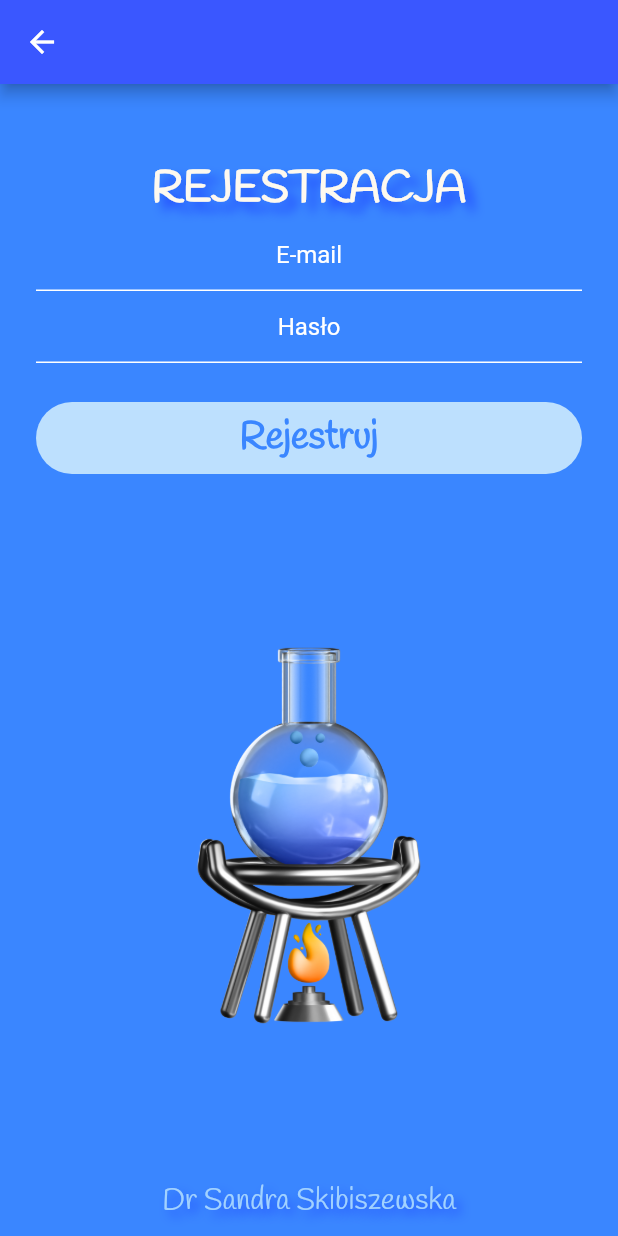
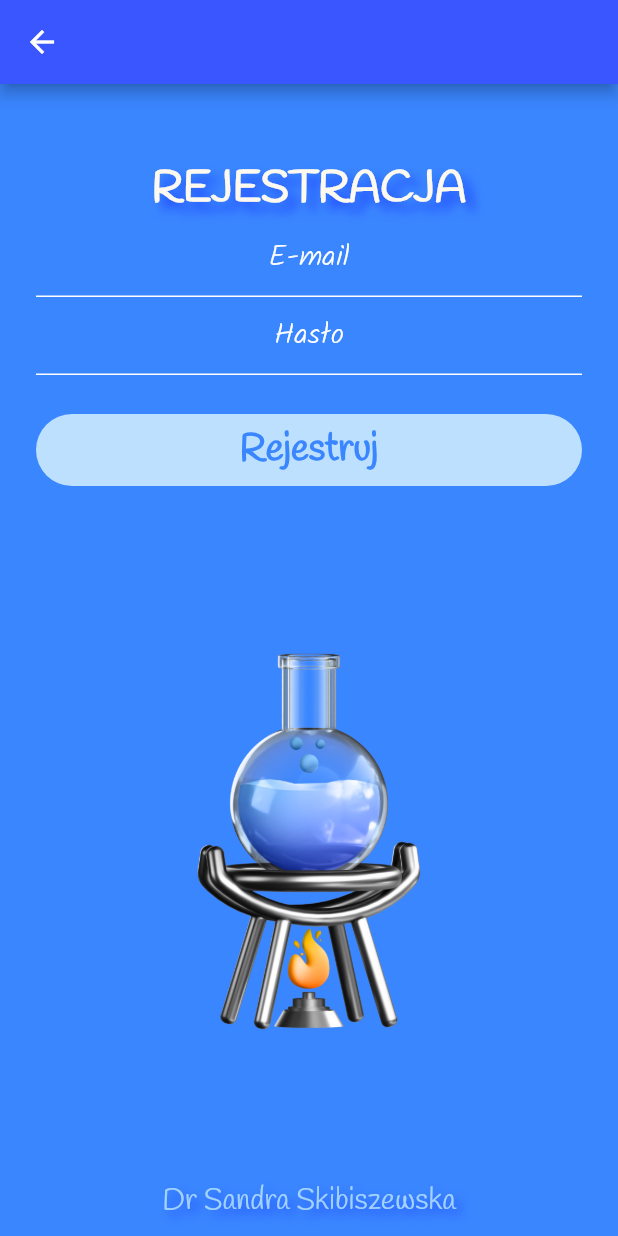
Before and after one commit to Sandra-chemist/SAEP-ReakcjeOrganiczne, a Flutter app: the RegistrationScreen screen opened by its route, on a phone screen of 412 x 824 dp. Run offline on Flutter 3.47's test engine with Material 2 defaults, Android fonts, the phone set to English and light mode, and no system bars; our stand-ins replace firebase_auth, firebase_core, rflutter_alert; accounts and stored records are empty.

Commit message:
refactoring and cleaning registration screen code

```diff
--- a/lib/screens/registration_screen.dart
+++ b/lib/screens/registration_screen.dart
@@ -1,5 +1,6 @@
 import 'package:flutter/material.dart';
 import 'package:firebase_auth/firebase_auth.dart';
+import 'package:saep_reakcje_organiczne/methods.dart';
 import 'package:saep_reakcje_organiczne/screens/home_screen.dart';
 import 'package:saep_reakcje_organiczne/components/blue_app_bar.dart';
 import 'package:saep_reakcje_organiczne/constants.dart';
@@ -29,11 +30,9 @@ class _RegistrationScreenState extends State<RegistrationScreen> {
           crossAxisAlignment: CrossAxisAlignment.stretch,
           children: [
             Column(
-              children: const [
-                SizedBox(
-                  height: 50.0,
-                ),
-                Text(
+              children: [
+                addSizeBox(50),
+                const Text(
                   'REJESTRACJA',
                   textAlign: TextAlign.justify,
                   style: kTitleStyle,
@@ -41,42 +40,28 @@ class _RegistrationScreenState extends State<RegistrationScreen> {
               ],
             ),
             TextField(
-              style: const TextStyle(color: Colors.white),
+              style: kHintTextStyle,
               textAlign: TextAlign.center,
-              decoration: const InputDecoration(
-                hintText: 'E-mail',
-                hintStyle: TextStyle(color: Colors.white),
-                contentPadding:
-                    EdgeInsets.symmetric(vertical: 10.0, horizontal: 20.0),
-                enabledBorder: kUnderlineInputBorder,
-              ),
+              decoration: addInputDecoration('E-mail'),
               onChanged: (value) {
                 password = value;
               },
             ),
             TextField(
-              style: const TextStyle(color: Colors.white),
+              style: kHintTextStyle,
               textAlign: TextAlign.center,
               obscureText: true,
-              decoration: const InputDecoration(
-                hintText: 'Hasło',
-                hintStyle: TextStyle(color: Colors.white),
-                contentPadding:
-                    EdgeInsets.symmetric(vertical: 10.0, horizontal: 20.0),
-                enabledBorder: kUnderlineInputBorder,
-              ),
+              decoration: addInputDecoration('Hasło'),
               onChanged: (value) {
                 password = value;
               },
             ),
-            const SizedBox(
-              height: 10.0,
-            ),
+            addSizeBox(10),
             Padding(
               padding: const EdgeInsets.symmetric(vertical: 16.0),
               child: Material(
                 borderRadius: BorderRadius.circular(25.0),
-                color: const Color(0xFFbde0fe),
+                color: kRoundedButtonColor,
                 child: MaterialButton(
                   onPressed: () async {
                     try {
@@ -101,13 +86,9 @@ class _RegistrationScreenState extends State<RegistrationScreen> {
                 image: AssetImage('images/flask_2.png'),
               ),
             ),
-            const SizedBox(
-              height: 5.0,
-            ),
+            addSizeBox(5),
             kAuthorName,
-            const SizedBox(
-              height: 10.0,
-            )
+            addSizeBox(10),
           ],
         ),
       ),
```
